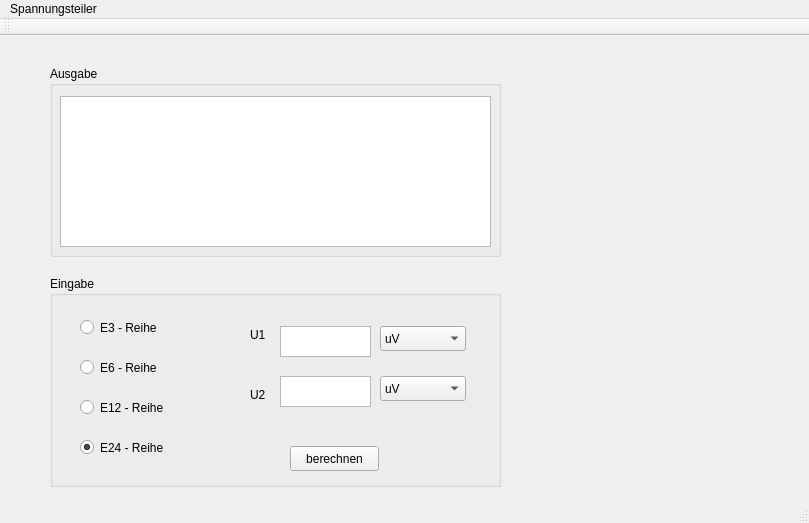
Above: MainWindow.ui from SamSchuler/SpannungsteilerPMSwEng before the change. Below: the same form after it.
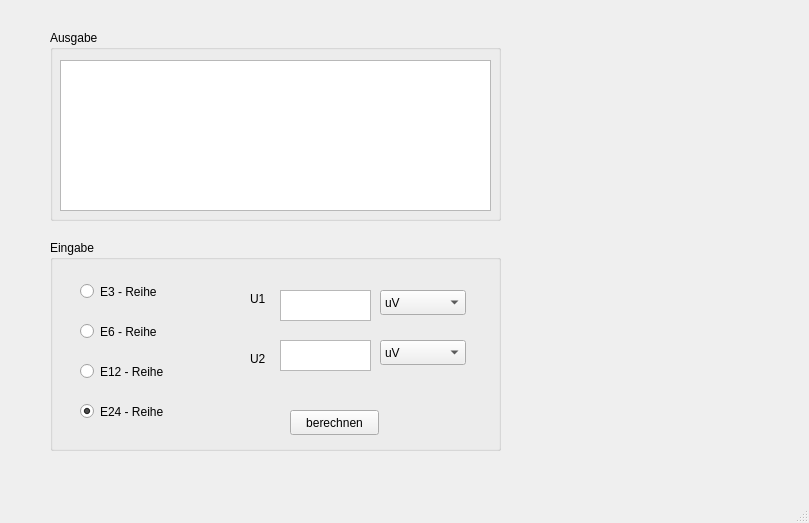
That is the form after the change. Icons and pictures are not drawn.

```diff
--- a/MainWindow.ui
+++ b/MainWindow.ui
@@ -272,30 +272,6 @@
    <zorder>comboBoxU2</zorder>
    <zorder>plainTextEditAusgabe</zorder>
   </widget>
-  <widget class="QMenuBar" name="menuBar">
-   <property name="geometry">
-    <rect>
-     <x>0</x>
-     <y>0</y>
-     <width>809</width>
-     <height>22</height>
-    </rect>
-   </property>
-   <widget class="QMenu" name="menuSpannungsteiler">
-    <property name="title">
-     <string>Spannungsteiler</string>
-    </property>
-   </widget>
-   <addaction name="menuSpannungsteiler"/>
-  </widget>
-  <widget class="QToolBar" name="mainToolBar">
-   <attribute name="toolBarArea">
-    <enum>TopToolBarArea</enum>
-   </attribute>
-   <attribute name="toolBarBreak">
-    <bool>false</bool>
-   </attribute>
-  </widget>
   <widget class="QStatusBar" name="statusBar"/>
  </widget>
  <layoutdefault spacing="6" margin="11"/>
```
Left out of the diff: 6 changed lines with no effect on the pictures.
